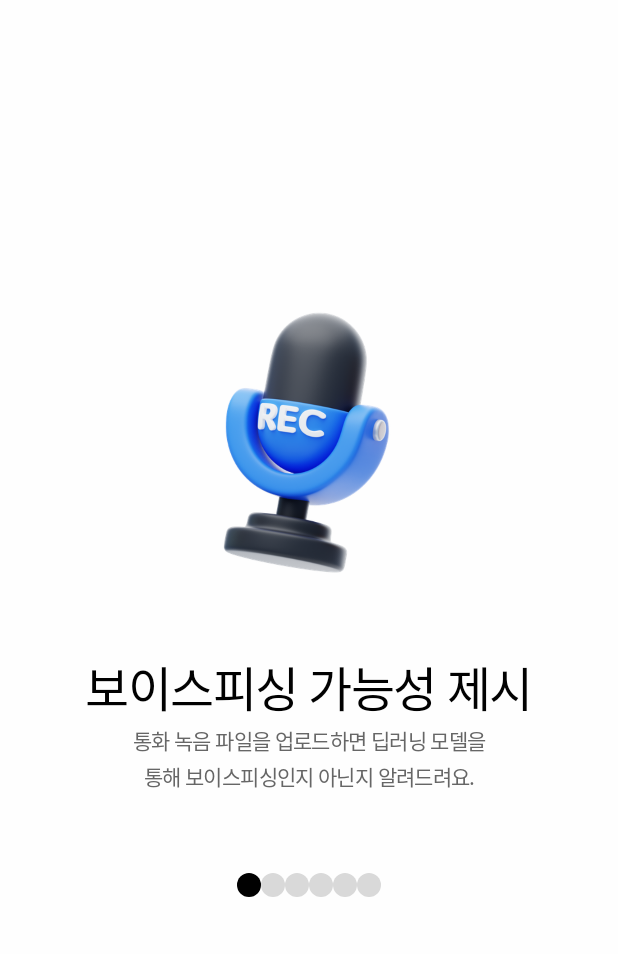
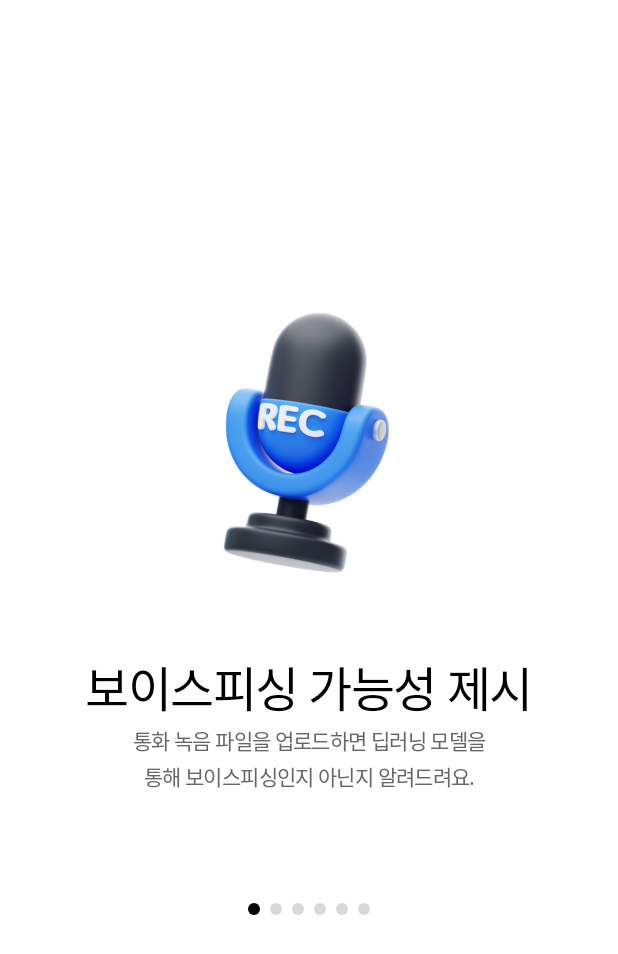
Before and after one commit to bbang427/QuadCore, an Android app: the screen it shows after launch (OnboardingActivity), on a phone screen of 412 x 824 dp. Shown: the top 954 px of the screen. Run offline under Robolectric (Android 15) with nearby library versions, the phone set to English and light mode, and no system bars.

Commit message:
07/27 fix Indicator Bug

```diff
--- a/app/src/main/java/com/example/mokathon/OnboardingActivity.kt
+++ b/app/src/main/java/com/example/mokathon/OnboardingActivity.kt
@@ -17,21 +17,23 @@ class OnboardingActivity : AppCompatActivity() {
         val tabLayout: TabLayout = findViewById(R.id.tab_layout)
 
         // 어댑터 연결
-        viewPager.adapter = OnBoardingPagerAdapter(this)
+        viewPager.adapter = OnboardingPagerAdapter(this)
 
         // ViewPager2 <-> TabLayout 연결
         TabLayoutMediator(tabLayout, viewPager) { _, _ -> }.attach()
 
+        /*
         // 🔥 핵심! tabView의 사이즈를 강제로 정사각형으로 설정해서 원형 drawable이 눌리지 않게 함
         tabLayout.post {
             for (i in 0 until tabLayout.tabCount) {
                 val tabView = (tabLayout.getChildAt(0) as ViewGroup).getChildAt(i)
                 val params = tabView.layoutParams as ViewGroup.MarginLayoutParams
-                params.width = dpToPx(16)   // 원하는 원 사이즈
-                params.height = dpToPx(16)
+                params.width = dpToPx(8)   // 원하는 원 사이즈
+                params.height = dpToPx(8)
                 tabView.layoutParams = params
             }
         }
+        */
     }
 
     // dp -> px 변환 함수
--- a/app/src/main/java/com/example/mokathon/OnBoardingPagerAdapter.kt
+++ b/app/src/main/java/com/example/mokathon/OnboardingPagerAdapter.kt
@@ -5,7 +5,7 @@ import androidx.fragment.app.FragmentActivity
 import androidx.viewpager2.adapter.FragmentStateAdapter
 
 
-class OnBoardingPagerAdapter (fragmentActivity: FragmentActivity) : FragmentStateAdapter(fragmentActivity) {
+class OnboardingPagerAdapter (fragmentActivity: FragmentActivity) : FragmentStateAdapter(fragmentActivity) {
     private val pageCount = 6
 
     override fun getItemCount(): Int {
--- a/app/src/main/res/drawable/dot_selected.xml
+++ b/app/src/main/res/drawable/dot_selected.xml
@@ -1,6 +1,21 @@
 <?xml version="1.0" encoding="utf-8"?>
+
+<layer-list xmlns:android="http://schemas.android.com/apk/res/android">
+    <item
+        android:gravity="center">
+
+        <shape android:shape="oval">
+            <solid android:color="#010101"/>
+            <size
+                android:width="8dp"
+                android:height="8dp"/>
+        </shape>
+    </item>
+</layer-list>
+<!--
 <shape xmlns:android="http://schemas.android.com/apk/res/android"
     android:shape="oval">
     <solid android:color="#010101"/>
-    <size android:width="8dp" android:height="8dp"/>
+    <size android:width="2dp" android:height="2dp"/>
 </shape>
+-->
--- a/app/src/main/res/drawable/dot_unselected.xml
+++ b/app/src/main/res/drawable/dot_unselected.xml
@@ -1,6 +1,22 @@
 <?xml version="1.0" encoding="utf-8"?>
+
+<layer-list xmlns:android="http://schemas.android.com/apk/res/android">
+    <item
+        android:gravity="center">
+
+        <shape android:shape="oval">
+            <solid android:color="#D9D9D9"/>
+            <size
+                android:width="8dp"
+                android:height="8dp"/>
+        </shape>
+    </item>
+</layer-list>
+
+<!--
 <shape xmlns:android="http://schemas.android.com/apk/res/android"
     android:shape="oval">
     <solid android:color="#D9D9D9"/>
-    <size android:width="10dp" android:height="10dp"/>
+    <size android:width="2dp" android:height="2dp"/>
 </shape>
+-->
--- a/app/src/main/res/layout/activity_login_page.xml
+++ b/app/src/main/res/layout/activity_login_page.xml
@@ -41,9 +41,6 @@
         app:layout_constraintTop_toTopOf="parent"
         app:layout_constraintBottom_toBottomOf="parent"
         app:layout_constraintVertical_bias="0.55" />
-    <!-- app:layout_constraintTop_toBottomOf="@+id/iv_3dIcon"
-        app:layout_constraintStart_toStartOf="parent"
-        app:layout_constraintEnd_toEndOf="parent" -->
 
     <TextView
         android:id="@+id/tv_subT"
--- a/app/src/main/res/layout/activity_onboarding.xml
+++ b/app/src/main/res/layout/activity_onboarding.xml
@@ -17,6 +17,7 @@
 
     <com.google.android.material.tabs.TabLayout
         android:id="@+id/tab_layout"
+        style="@style/CustomTabIndicator"
         android:layout_width="wrap_content"
         android:layout_height="wrap_content"
         android:background="@android:color/transparent"
--- a/app/src/main/res/values/themes.xml
+++ b/app/src/main/res/values/themes.xml
@@ -5,5 +5,12 @@
         <!-- <item name="colorPrimary">@color/my_light_primary</item> -->
     </style>
 
+    <style name="CustomTabIndicator" parent="Widget.Design.TabLayout">
+        <item name="tabIndicatorHeight">0dp</item>
+        <item name="tabPaddingStart">7dp</item>
+        <item name="tabPaddingEnd">7dp</item>
+        <item name="tabBackground">@drawable/tab_indicator_selector</item>
+    </style>
+
     <style name="Theme.Mokathon" parent="Base.Theme.Mokathon" />
 </resources>
```
